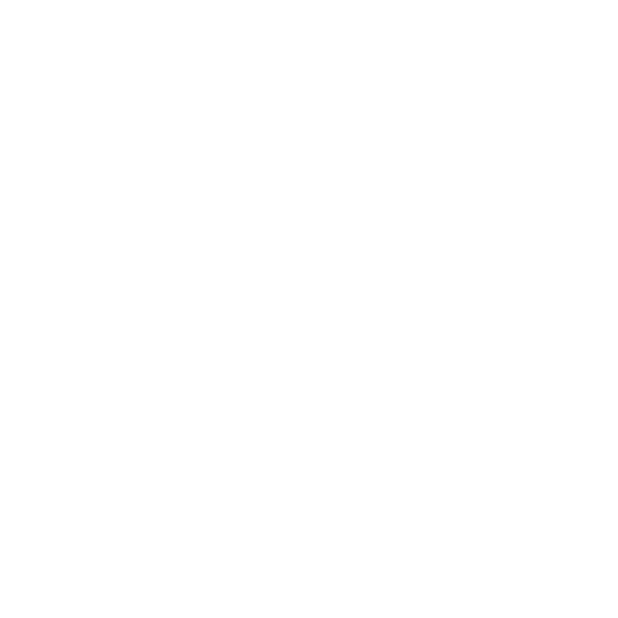
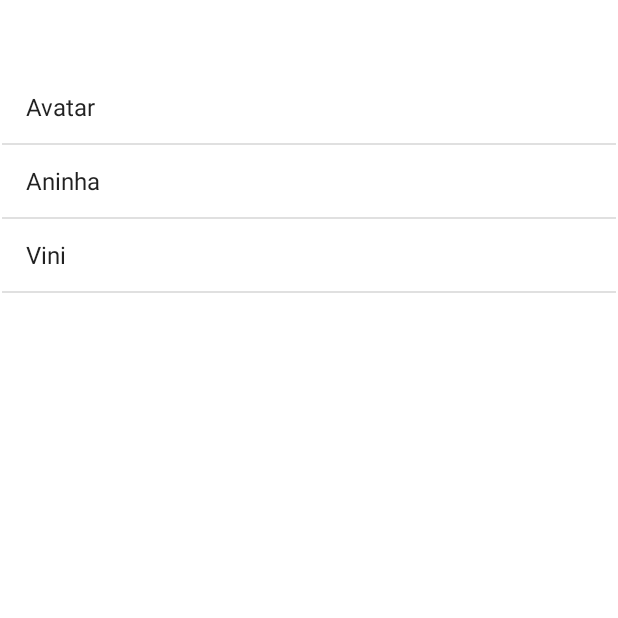
Before and after one commit to avatarrrrr/Schedule, an Android app: the screen it shows after launch (MainActivity), on a phone screen of 412 x 824 dp, the top half of it. Before the commit the part shown is empty. Run offline under Robolectric (Android 15) with nearby library versions, the phone set to English and light mode, and no system bars.

Commit message:
[feat] class 2

```diff
--- a/app/src/main/java/br/com/alura/schedule/MainActivity.java
+++ b/app/src/main/java/br/com/alura/schedule/MainActivity.java
@@ -2,14 +2,27 @@ package br.com.alura.schedule;
 
 import android.app.Activity;
 import android.os.Bundle;
+import android.view.View;
+import android.widget.ArrayAdapter;
+import android.widget.ListView;
+import android.widget.TextView;
 import android.widget.Toast;
 
 import androidx.annotation.Nullable;
+
+import java.util.ArrayList;
+import java.util.Arrays;
+import java.util.List;
 
 public class MainActivity extends Activity {
     @Override
     protected void onCreate(@Nullable Bundle savedInstanceState) {
         super.onCreate(savedInstanceState);
-        Toast.makeText(this, "Hi Avatar!", Toast.LENGTH_SHORT).show();
+        setContentView(R.layout.activity_main);
+
+        List<String> students = Arrays.asList(new String[]{"Avatar", "Aninha", "Vini"});
+
+        ListView studentsView = findViewById(R.id.activity_main_students_list);
+        studentsView.setAdapter(new ArrayAdapter<>(this, android.R.layout.simple_list_item_1, students));
     }
 }
--- /dev/null
+++ b/app/src/main/res/layout/activity_main.xml
@@ -0,0 +1,21 @@
+<?xml version="1.0" encoding="utf-8"?>
+<androidx.constraintlayout.widget.ConstraintLayout xmlns:android="http://schemas.android.com/apk/res/android"
+    xmlns:app="http://schemas.android.com/apk/res-auto"
+    xmlns:tools="http://schemas.android.com/tools"
+    android:id="@+id/linearLayout"
+    android:layout_width="match_parent"
+    android:layout_height="match_parent">
+
+    <ListView
+        android:id="@+id/activity_main_students_list"
+        android:layout_width="409dp"
+        android:layout_height="729dp"
+        android:layout_marginStart="1dp"
+        android:layout_marginTop="1dp"
+        android:layout_marginEnd="1dp"
+        android:layout_marginBottom="1dp"
+        app:layout_constraintBottom_toBottomOf="parent"
+        app:layout_constraintEnd_toEndOf="parent"
+        app:layout_constraintStart_toStartOf="parent"
+        app:layout_constraintTop_toTopOf="parent" />
+</androidx.constraintlayout.widget.ConstraintLayout>
```
